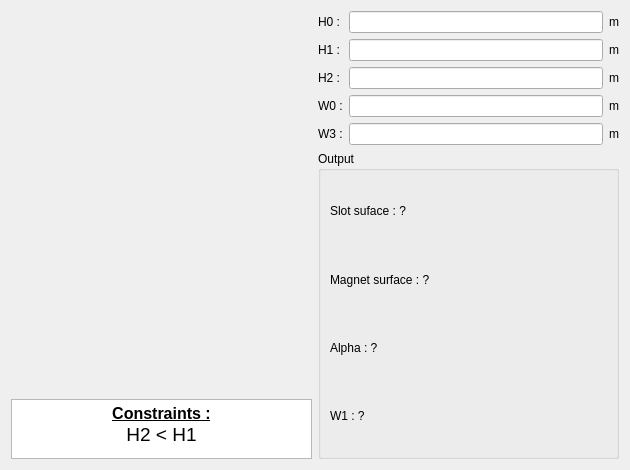
First picture: the form in GUI/Dialog/DMachineSetup/SMHoleMag/PHoleM52/PHoleM52.ui, repository Eomys/pyleecan, before the edit.
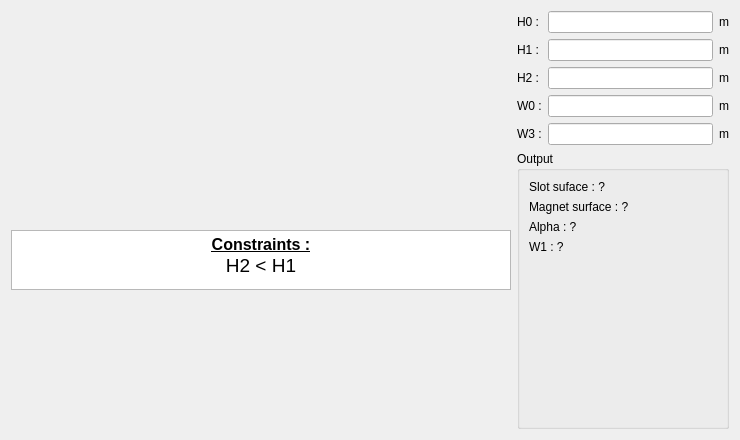
Second picture: the form after the edit. Icons and pictures are not drawn. Custom widgets are drawn as their Qt base class.

Commit message: [BC} GUI LamHole mag_mat select for every magnet

The edit to the form file:
```diff
--- a/GUI/Dialog/DMachineSetup/SMHoleMag/PHoleM52/PHoleM52.ui
+++ b/GUI/Dialog/DMachineSetup/SMHoleMag/PHoleM52/PHoleM52.ui
@@ -6,14 +6,14 @@
    <rect>
     <x>0</x>
     <y>0</y>
-    <width>630</width>
-    <height>470</height>
+    <width>740</width>
+    <height>440</height>
    </rect>
   </property>
   <property name="minimumSize">
    <size>
-    <width>630</width>
-    <height>470</height>
+    <width>740</width>
+    <height>440</height>
    </size>
   </property>
   <property name="maximumSize">
@@ -31,21 +31,21 @@
      <item>
       <widget class="QLabel" name="img_slot">
        <property name="sizePolicy">
-        <sizepolicy hsizetype="Expanding" vsizetype="Expanding">
+        <sizepolicy hsizetype="Fixed" vsizetype="Fixed">
          <horstretch>0</horstretch>
          <verstretch>0</verstretch>
         </sizepolicy>
        </property>
        <property name="minimumSize">
         <size>
-         <width>200</width>
-         <height>0</height>
+         <width>500</width>
+         <height>213</height>
         </size>
        </property>
        <property name="maximumSize">
         <size>
-         <width>16777215</width>
-         <height>16777215</height>
+         <width>500</width>
+         <height>213</height>
         </size>
        </property>
        <property name="text">
@@ -62,7 +62,7 @@
      <item>
       <widget class="QTextEdit" name="txt_constraint">
        <property name="sizePolicy">
-        <sizepolicy hsizetype="Expanding" vsizetype="Fixed">
+        <sizepolicy hsizetype="Preferred" vsizetype="Fixed">
          <horstretch>0</horstretch>
          <verstretch>0</verstretch>
         </sizepolicy>
@@ -86,7 +86,7 @@
         <string>&lt;!DOCTYPE HTML PUBLIC &quot;-//W3C//DTD HTML 4.0//EN&quot; &quot;http://www.w3.org/TR/REC-html40/strict.dtd&quot;&gt;
 &lt;html&gt;&lt;head&gt;&lt;meta name=&quot;qrichtext&quot; content=&quot;1&quot; /&gt;&lt;style type=&quot;text/css&quot;&gt;
 p, li { white-space: pre-wrap; }
-&lt;/style&gt;&lt;/head&gt;&lt;body style=&quot; font-family:'MS Shell Dlg 2'; font-size:7.8pt; font-weight:400; font-style:normal;&quot;&gt;
+&lt;/style&gt;&lt;/head&gt;&lt;body style=&quot; font-family:'MS Shell Dlg 2'; font-size:8.25pt; font-weight:400; font-style:normal;&quot;&gt;
 &lt;p align=&quot;center&quot; style=&quot; margin-top:0px; margin-bottom:0px; margin-left:0px; margin-right:0px; -qt-block-indent:0; text-indent:0px;&quot;&gt;&lt;span style=&quot; font-size:12pt; font-weight:600; text-decoration: underline;&quot;&gt;Constraints :&lt;/span&gt;&lt;/p&gt;
 &lt;p align=&quot;center&quot; style=&quot; margin-top:0px; margin-bottom:0px; margin-left:0px; margin-right:0px; -qt-block-indent:0; text-indent:0px;&quot;&gt;&lt;span style=&quot; font-size:14pt;&quot;&gt;H2 &amp;lt; H1&lt;/span&gt;&lt;/p&gt;
 &lt;p align=&quot;center&quot; style=&quot;-qt-paragraph-type:empty; margin-top:0px; margin-bottom:0px; margin-left:0px; margin-right:0px; -qt-block-indent:0; text-indent:0px; font-size:8pt;&quot;&gt;&lt;br /&gt;&lt;/p&gt;&lt;/body&gt;&lt;/html&gt;</string>
@@ -96,6 +96,19 @@
        </property>
       </widget>
      </item>
+     <item>
+      <spacer name="verticalSpacer_2">
+       <property name="orientation">
+        <enum>Qt::Vertical</enum>
+       </property>
+       <property name="sizeHint" stdset="0">
+        <size>
+         <width>20</width>
+         <height>40</height>
+        </size>
+       </property>
+      </spacer>
+     </item>
     </layout>
    </item>
    <item>
@@ -229,6 +242,19 @@
           </property>
          </widget>
         </item>
+        <item>
+         <spacer name="verticalSpacer">
+          <property name="orientation">
+           <enum>Qt::Vertical</enum>
+          </property>
+          <property name="sizeHint" stdset="0">
+           <size>
+            <width>20</width>
+            <height>40</height>
+           </size>
+          </property>
+         </spacer>
+        </item>
        </layout>
       </widget>
      </item>
```
The commit also changes 21 other files.
